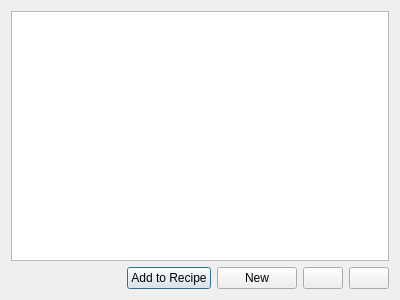
Before: the Qt Designer form ui/yeastDialog.ui in Brewtarget/brewtarget, drawn with Qt 5.
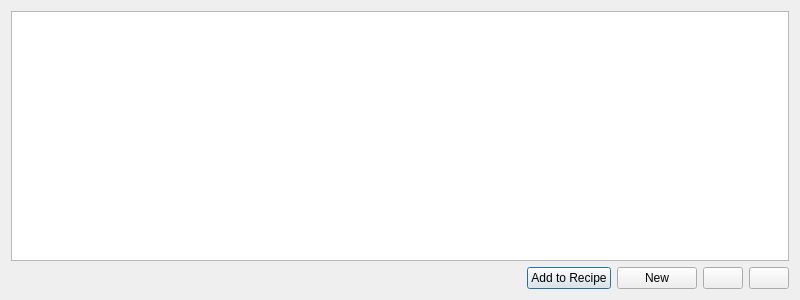
After: the same form once the commit is applied. Icons and pictures are not drawn.

What changed in the file:
```diff
--- a/ui/yeastDialog.ui
+++ b/ui/yeastDialog.ui
@@ -6,7 +6,7 @@
    <rect>
     <x>0</x>
     <y>0</y>
-    <width>400</width>
+    <width>800</width>
     <height>300</height>
    </rect>
   </property>
```
